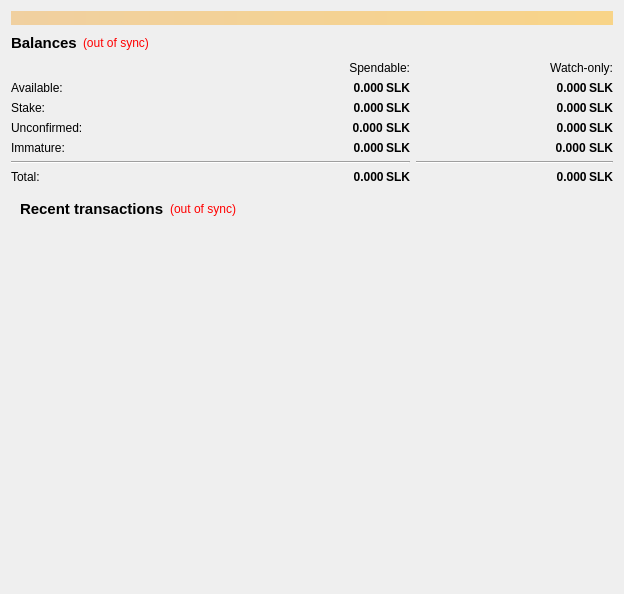
First picture: the form in src/qt/forms/overviewpage.ui, repository duality-solutions/Sequence, before the edit.
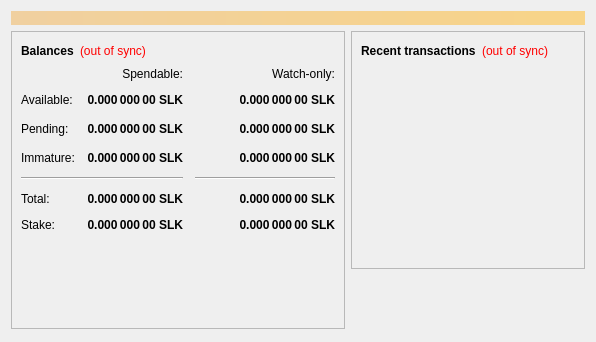
Second picture: the form after the edit.

Diff of the .ui file:
```diff
--- a/src/qt/forms/overviewpage.ui
+++ b/src/qt/forms/overviewpage.ui
@@ -6,15 +6,15 @@
    <rect>
     <x>0</x>
     <y>0</y>
-    <width>624</width>
-    <height>594</height>
+    <width>596</width>
+    <height>342</height>
    </rect>
   </property>
   <property name="windowTitle">
    <string>Form</string>
   </property>
-  <layout class="QGridLayout" name="gridLayout_3">
-   <item row="0" column="0" colspan="2">
+  <layout class="QVBoxLayout" name="topLayout">
+   <item>
     <widget class="QLabel" name="labelAlerts">
      <property name="visible">
       <bool>true</bool>
@@ -31,13 +31,25 @@
      </property>
     </widget>
    </item>
-   <item row="1" column="0" rowspan="2" colspan="2">
+   <item>
+    <layout class="QHBoxLayout" name="horizontalLayout" stretch="1,1">
+     <item>
+      <layout class="QVBoxLayout" name="verticalLayout_2">
+       <item>
+        <widget class="QFrame" name="frame">
+         <property name="frameShape">
+          <enum>QFrame::StyledPanel</enum>
+         </property>
+         <property name="frameShadow">
+          <enum>QFrame::Raised</enum>
+         </property>
+         <layout class="QVBoxLayout" name="verticalLayout_4">
+          <item>
     <layout class="QHBoxLayout" name="horizontalLayout_4">
      <item>
       <widget class="QLabel" name="label_5">
        <property name="font">
         <font>
-         <pointsize>11</pointsize>
          <weight>75</weight>
          <bold>true</bold>
         </font>
@@ -64,7 +76,7 @@
       </widget>
      </item>
      <item>
-      <spacer name="horizontalSpacer_2">
+             <spacer name="horizontalSpacer_3">
        <property name="orientation">
         <enum>Qt::Horizontal</enum>
        </property>
@@ -78,124 +90,13 @@
      </item>
     </layout>
    </item>
-   <item row="2" column="1">
-    <widget class="QWidget" name="widget" native="true">
-     <layout class="QGridLayout" name="gridLayout_2"/>
-    </widget>
-   </item>
-   <item row="3" column="0" colspan="2">
+          <item>
     <layout class="QGridLayout" name="gridLayout">
-     <item row="0" column="1">
-      <widget class="QLabel" name="labelSpendable">
-       <property name="text">
-        <string>Spendable:</string>
-       </property>
-       <property name="alignment">
-        <set>Qt::AlignRight|Qt::AlignTrailing|Qt::AlignVCenter</set>
-       </property>
-      </widget>
-     </item>
-     <item row="0" column="2">
-      <widget class="QLabel" name="labelWatchonly">
-       <property name="text">
-        <string>Watch-only:</string>
-       </property>
-       <property name="alignment">
-        <set>Qt::AlignRight|Qt::AlignTrailing|Qt::AlignVCenter</set>
-       </property>
-      </widget>
-     </item>
-     <item row="1" column="0">
-      <widget class="QLabel" name="labelBalanceText">
-       <property name="text">
-        <string>Available:</string>
-       </property>
-      </widget>
-     </item>
-     <item row="1" column="1">
-      <widget class="QLabel" name="labelBalance">
-       <property name="font">
-        <font>
-         <weight>75</weight>
-         <bold>true</bold>
-        </font>
-       </property>
-       <property name="cursor">
-        <cursorShape>IBeamCursor</cursorShape>
-       </property>
-       <property name="toolTip">
-        <string>Your current spendable balance</string>
-       </property>
-       <property name="text">
-        <string notr="true">0.000 SLK</string>
-       </property>
-       <property name="alignment">
-        <set>Qt::AlignRight|Qt::AlignTrailing|Qt::AlignVCenter</set>
-       </property>
-       <property name="textInteractionFlags">
-        <set>Qt::LinksAccessibleByMouse|Qt::TextSelectableByKeyboard|Qt::TextSelectableByMouse</set>
-       </property>
-      </widget>
-     </item>
-     <item row="1" column="2">
-      <widget class="QLabel" name="labelWatchAvailable">
-       <property name="font">
-        <font>
-         <weight>75</weight>
-         <bold>true</bold>
-        </font>
-       </property>
-       <property name="cursor">
-        <cursorShape>IBeamCursor</cursorShape>
-       </property>
-       <property name="toolTip">
-        <string>Your current balance in watch-only addresses</string>
-       </property>
-       <property name="text">
-        <string notr="true">0.000 SLK</string>
-       </property>
-       <property name="alignment">
-        <set>Qt::AlignRight|Qt::AlignTrailing|Qt::AlignVCenter</set>
-       </property>
-       <property name="textInteractionFlags">
-        <set>Qt::LinksAccessibleByMouse|Qt::TextSelectableByKeyboard|Qt::TextSelectableByMouse</set>
-       </property>
-      </widget>
-     </item>
-     <item row="2" column="0">
-      <widget class="QLabel" name="labelStakeText">
-       <property name="text">
-        <string>Stake:</string>
-       </property>
-      </widget>
-     </item>
-     <item row="2" column="1">
-      <widget class="QLabel" name="labelStake">
-       <property name="font">
-        <font>
-         <weight>75</weight>
-         <bold>true</bold>
-        </font>
-       </property>
-       <property name="cursor">
-        <cursorShape>IBeamCursor</cursorShape>
-       </property>
-       <property name="toolTip">
-        <string>Total of coins that was staked, and do not yet count toward the current balance</string>
-       </property>
-       <property name="text">
-        <string notr="true">0.000 SLK</string>
-       </property>
-       <property name="alignment">
-        <set>Qt::AlignRight|Qt::AlignTrailing|Qt::AlignVCenter</set>
-       </property>
-       <property name="textInteractionFlags">
-        <set>Qt::LinksAccessibleByMouse|Qt::TextSelectableByKeyboard|Qt::TextSelectableByMouse</set>
-       </property>
-      </widget>
-     </item>
+            <property name="spacing">
+             <number>12</number>
+            </property>
      <item row="2" column="2">
-      <widget class="QLabel" name="labelWatchStake">
+             <widget class="QLabel" name="labelWatchPending">
        <property name="font">
         <font>
          <weight>75</weight>
@@ -209,7 +110,7 @@
         <string>Total of coins that was staked in watch-only addresses, and do not yet count toward the current watch-only balance</string>
        </property>
        <property name="text">
-        <string notr="true">0.000 SLK</string>
+               <string notr="true">0.000 000 00 SLK</string>
        </property>
        <property name="alignment">
         <set>Qt::AlignRight|Qt::AlignTrailing|Qt::AlignVCenter</set>
@@ -219,14 +120,7 @@
        </property>
       </widget>
      </item>
-     <item row="3" column="0">
-      <widget class="QLabel" name="labelUnconfirmedText">
-       <property name="text">
-        <string>Unconfirmed:</string>
-       </property>
-      </widget>
-     </item>
-     <item row="3" column="1">
+            <item row="2" column="1">
       <widget class="QLabel" name="labelUnconfirmed">
        <property name="font">
         <font>
@@ -241,7 +135,7 @@
         <string>Total of transactions that have yet to be confirmed, and do not yet count toward the spendable balance</string>
        </property>
        <property name="text">
-        <string notr="true">0.000 SLK</string>
+               <string notr="true">0.000 000 00 SLK</string>
        </property>
        <property name="alignment">
         <set>Qt::AlignRight|Qt::AlignTrailing|Qt::AlignVCenter</set>
@@ -252,63 +146,6 @@
       </widget>
      </item>
      <item row="3" column="2">
-      <widget class="QLabel" name="labelWatchPending">
-       <property name="font">
-        <font>
-         <weight>75</weight>
-         <bold>true</bold>
-        </font>
-       </property>
-       <property name="cursor">
-        <cursorShape>IBeamCursor</cursorShape>
-       </property>
-       <property name="toolTip">
-        <string>Unconfirmed transactions to watch-only addresses</string>
-       </property>
-       <property name="text">
-        <string notr="true">0.000 SLK</string>
-       </property>
-       <property name="alignment">
-        <set>Qt::AlignRight|Qt::AlignTrailing|Qt::AlignVCenter</set>
-       </property>
-       <property name="textInteractionFlags">
-        <set>Qt::LinksAccessibleByMouse|Qt::TextSelectableByKeyboard|Qt::TextSelectableByMouse</set>
-       </property>
-      </widget>
-     </item>
-     <item row="4" column="0">
-      <widget class="QLabel" name="labelImmatureText">
-       <property name="text">
-        <string>Immature:</string>
-       </property>
-      </widget>
-     </item>
-     <item row="4" column="1">
-      <widget class="QLabel" name="labelImmature">
-       <property name="font">
-        <font>
-         <weight>75</weight>
-         <bold>true</bold>
-        </font>
-       </property>
-       <property name="cursor">
-        <cursorShape>IBeamCursor</cursorShape>
-       </property>
-       <property name="toolTip">
-        <string>Mined balance that has not yet matured</string>
-       </property>
-       <property name="text">
-        <string notr="true">0.000 SLK</string>
-       </property>
-       <property name="alignment">
-        <set>Qt::AlignRight|Qt::AlignTrailing|Qt::AlignVCenter</set>
-       </property>
-       <property name="textInteractionFlags">
-        <set>Qt::LinksAccessibleByMouse|Qt::TextSelectableByKeyboard|Qt::TextSelectableByMouse</set>
-       </property>
-      </widget>
-     </item>
-     <item row="4" column="2">
       <widget class="QLabel" name="labelWatchImmature">
        <property name="font">
         <font>
@@ -323,7 +160,7 @@
         <string>Mined balance in watch-only addresses that has not yet matured</string>
        </property>
        <property name="text">
-        <string notr="true">0.000 SLK</string>
+               <string notr="true">0.000 000 00 SLK</string>
        </property>
        <property name="alignment">
         <set>Qt::AlignRight|Qt::AlignTrailing|Qt::AlignVCenter</set>
@@ -333,14 +170,14 @@
        </property>
       </widget>
      </item>
-     <item row="5" column="0" colspan="2">
-      <widget class="Line" name="lineSpendableBalance">
+            <item row="4" column="0" colspan="2">
+             <widget class="Line" name="line">
        <property name="orientation">
         <enum>Qt::Horizontal</enum>
        </property>
       </widget>
      </item>
-     <item row="5" column="2">
+            <item row="4" column="2">
       <widget class="Line" name="lineWatchBalance">
        <property name="sizePolicy">
         <sizepolicy hsizetype="Preferred" vsizetype="Fixed">
@@ -359,14 +196,59 @@
        </property>
       </widget>
      </item>
-     <item row="6" column="0">
+            <item row="5" column="0">
       <widget class="QLabel" name="labelTotalText">
        <property name="text">
         <string>Total:</string>
        </property>
       </widget>
      </item>
-     <item row="6" column="1">
+            <item row="3" column="1">
+             <widget class="QLabel" name="labelImmature">
+              <property name="font">
+               <font>
+                <weight>75</weight>
+                <bold>true</bold>
+               </font>
+              </property>
+              <property name="cursor">
+               <cursorShape>IBeamCursor</cursorShape>
+              </property>
+              <property name="toolTip">
+               <string>Mined balance that has not yet matured</string>
+              </property>
+              <property name="text">
+               <string notr="true">0.000 000 00 SLK</string>
+              </property>
+              <property name="alignment">
+               <set>Qt::AlignRight|Qt::AlignTrailing|Qt::AlignVCenter</set>
+              </property>
+              <property name="textInteractionFlags">
+               <set>Qt::LinksAccessibleByMouse|Qt::TextSelectableByKeyboard|Qt::TextSelectableByMouse</set>
+              </property>
+             </widget>
+            </item>
+            <item row="2" column="3">
+             <spacer name="horizontalSpacer_2">
+              <property name="orientation">
+               <enum>Qt::Horizontal</enum>
+              </property>
+              <property name="sizeHint" stdset="0">
+               <size>
+                <width>40</width>
+                <height>20</height>
+               </size>
+              </property>
+             </spacer>
+            </item>
+            <item row="3" column="0">
+             <widget class="QLabel" name="labelImmatureText">
+              <property name="text">
+               <string>Immature:</string>
+              </property>
+             </widget>
+            </item>
+            <item row="5" column="1">
       <widget class="QLabel" name="labelTotal">
        <property name="font">
         <font>
@@ -381,7 +263,7 @@
         <string>Your current total balance</string>
        </property>
        <property name="text">
-        <string notr="true">0.000 SLK</string>
+               <string notr="true">0.000 000 00 SLK</string>
        </property>
        <property name="alignment">
         <set>Qt::AlignRight|Qt::AlignTrailing|Qt::AlignVCenter</set>
@@ -391,7 +273,7 @@
        </property>
       </widget>
      </item>
-     <item row="6" column="2">
+            <item row="5" column="2">
       <widget class="QLabel" name="labelWatchTotal">
        <property name="font">
         <font>
@@ -406,7 +288,7 @@
         <string>Current total balance in watch-only addresses</string>
        </property>
        <property name="text">
-        <string notr="true">0.000 SLK</string>
+               <string notr="true">0.000 000 00 SLK</string>
        </property>
        <property name="alignment">
         <set>Qt::AlignRight|Qt::AlignTrailing|Qt::AlignVCenter</set>
@@ -416,10 +298,193 @@
        </property>
       </widget>
      </item>
-    </layout>
-   </item>
-   <item row="4" column="0" colspan="2">
-    <widget class="QWidget" name="widget_2" native="true">
+            <item row="0" column="2">
+             <widget class="QLabel" name="labelWatchonly">
+              <property name="text">
+               <string>Watch-only:</string>
+              </property>
+              <property name="alignment">
+               <set>Qt::AlignRight|Qt::AlignTrailing|Qt::AlignVCenter</set>
+              </property>
+             </widget>
+            </item>
+            <item row="1" column="0">
+             <widget class="QLabel" name="labelBalanceText">
+              <property name="text">
+               <string>Available:</string>
+              </property>
+             </widget>
+            </item>
+            <item row="1" column="1">
+             <widget class="QLabel" name="labelBalance">
+              <property name="font">
+               <font>
+                <weight>75</weight>
+                <bold>true</bold>
+               </font>
+              </property>
+              <property name="cursor">
+               <cursorShape>IBeamCursor</cursorShape>
+              </property>
+              <property name="toolTip">
+               <string>Your current spendable balance</string>
+              </property>
+              <property name="text">
+               <string notr="true">0.000 000 00 SLK</string>
+              </property>
+              <property name="alignment">
+               <set>Qt::AlignRight|Qt::AlignTrailing|Qt::AlignVCenter</set>
+              </property>
+              <property name="textInteractionFlags">
+               <set>Qt::LinksAccessibleByMouse|Qt::TextSelectableByKeyboard|Qt::TextSelectableByMouse</set>
+              </property>
+             </widget>
+            </item>
+            <item row="1" column="2">
+             <widget class="QLabel" name="labelWatchAvailable">
+              <property name="font">
+               <font>
+                <weight>75</weight>
+                <bold>true</bold>
+               </font>
+              </property>
+              <property name="cursor">
+               <cursorShape>IBeamCursor</cursorShape>
+              </property>
+              <property name="toolTip">
+               <string>Your current balance in watch-only addresses</string>
+              </property>
+              <property name="text">
+               <string notr="true">0.000 000 00 SLK</string>
+              </property>
+              <property name="alignment">
+               <set>Qt::AlignRight|Qt::AlignTrailing|Qt::AlignVCenter</set>
+              </property>
+              <property name="textInteractionFlags">
+               <set>Qt::LinksAccessibleByMouse|Qt::TextSelectableByKeyboard|Qt::TextSelectableByMouse</set>
+              </property>
+             </widget>
+            </item>
+            <item row="2" column="0">
+             <widget class="QLabel" name="labelPendingText">
+              <property name="text">
+               <string>Pending:</string>
+              </property>
+             </widget>
+            </item>
+            <item row="0" column="1">
+             <widget class="QLabel" name="labelSpendable">
+              <property name="text">
+               <string>Spendable:</string>
+              </property>
+              <property name="alignment">
+               <set>Qt::AlignRight|Qt::AlignTrailing|Qt::AlignVCenter</set>
+              </property>
+             </widget>
+            </item>
+            <item row="6" column="0">
+             <widget class="QLabel" name="labelStakeText">
+              <property name="text">
+               <string>Stake:</string>
+              </property>
+             </widget>
+            </item>
+            <item row="6" column="1">
+             <widget class="QLabel" name="labelStake">
+              <property name="font">
+               <font>
+                <weight>75</weight>
+                <bold>true</bold>
+               </font>
+              </property>
+              <property name="cursor">
+               <cursorShape>IBeamCursor</cursorShape>
+              </property>
+              <property name="toolTip">
+               <string>Your current balance that is used in stake generation</string>
+              </property>
+              <property name="text">
+               <string notr="true">0.000 000 00 SLK</string>
+              </property>
+              <property name="alignment">
+               <set>Qt::AlignRight|Qt::AlignTrailing|Qt::AlignVCenter</set>
+              </property>
+              <property name="textInteractionFlags">
+               <set>Qt::LinksAccessibleByMouse|Qt::TextSelectableByKeyboard|Qt::TextSelectableByMouse</set>
+              </property>
+             </widget>
+            </item>
+            <item row="6" column="2">
+             <widget class="QLabel" name="labelWatchStake">
+              <property name="font">
+               <font>
+                <weight>75</weight>
+                <bold>true</bold>
+               </font>
+              </property>
+              <property name="cursor">
+               <cursorShape>IBeamCursor</cursorShape>
+              </property>
+              <property name="toolTip">
+               <string>Your current balance that is used for stake generation in watch-only addresses</string>
+              </property>
+              <property name="text">
+               <string notr="true">0.000 000 00 SLK</string>
+              </property>
+              <property name="alignment">
+               <set>Qt::AlignRight|Qt::AlignTrailing|Qt::AlignVCenter</set>
+              </property>
+              <property name="textInteractionFlags">
+               <set>Qt::LinksAccessibleByMouse|Qt::TextSelectableByKeyboard|Qt::TextSelectableByMouse</set>
+              </property>
+             </widget>
+            </item>
+            <item row="7" column="0">
+              <spacer name="verticalSpacerCamel">
+               <property name="orientation">
+                <enum>Qt::Vertical</enum>
+               </property>
+               <property name="sizeHint" stdset="0">
+                <size>
+                 <width>20</width>
+                 <height>100</height>
+                </size>
+               </property>
+              </spacer>
+            </item>
+            <item row="8" column="0">
+             <widget class="QLabel" name="labelCamel"></widget>
+            </item>
+           </layout>
+          </item>
+         </layout>
+        </widget>
+       </item>
+       <item>
+        <spacer name="verticalSpacer">
+         <property name="orientation">
+          <enum>Qt::Vertical</enum>
+         </property>
+         <property name="sizeHint" stdset="0">
+          <size>
+           <width>20</width>
+           <height>40</height>
+          </size>
+         </property>
+        </spacer>
+       </item>
+      </layout>
+     </item>
+     <item>
+      <layout class="QVBoxLayout" name="verticalLayout_3">
+       <item>
+        <widget class="QFrame" name="frame_2">
+         <property name="frameShape">
+          <enum>QFrame::StyledPanel</enum>
+         </property>
+         <property name="frameShadow">
+          <enum>QFrame::Raised</enum>
+         </property>
      <layout class="QVBoxLayout" name="verticalLayout">
       <item>
        <layout class="QHBoxLayout" name="horizontalLayout_2">
@@ -427,13 +492,12 @@
          <widget class="QLabel" name="label_4">
           <property name="font">
            <font>
-            <pointsize>11</pointsize>
             <weight>75</weight>
             <bold>true</bold>
            </font>
           </property>
           <property name="text">
-           <string>&lt;b&gt;Recent transactions&lt;/b&gt;</string>
+               <string>Recent transactions</string>
           </property>
          </widget>
         </item>
@@ -489,6 +553,23 @@
       </item>
      </layout>
     </widget>
+       </item>
+       <item>
+        <spacer name="verticalSpacer_2">
+         <property name="orientation">
+          <enum>Qt::Vertical</enum>
+         </property>
+         <property name="sizeHint" stdset="0">
+          <size>
+           <width>20</width>
+           <height>40</height>
+          </size>
+         </property>
+        </spacer>
+       </item>
+      </layout>
+     </item>
+    </layout>
    </item>
   </layout>
  </widget>
```
Left out of the diff: 13 changed lines with no effect on the pictures. Lines whose indentation alone changed are shown as unchanged.
